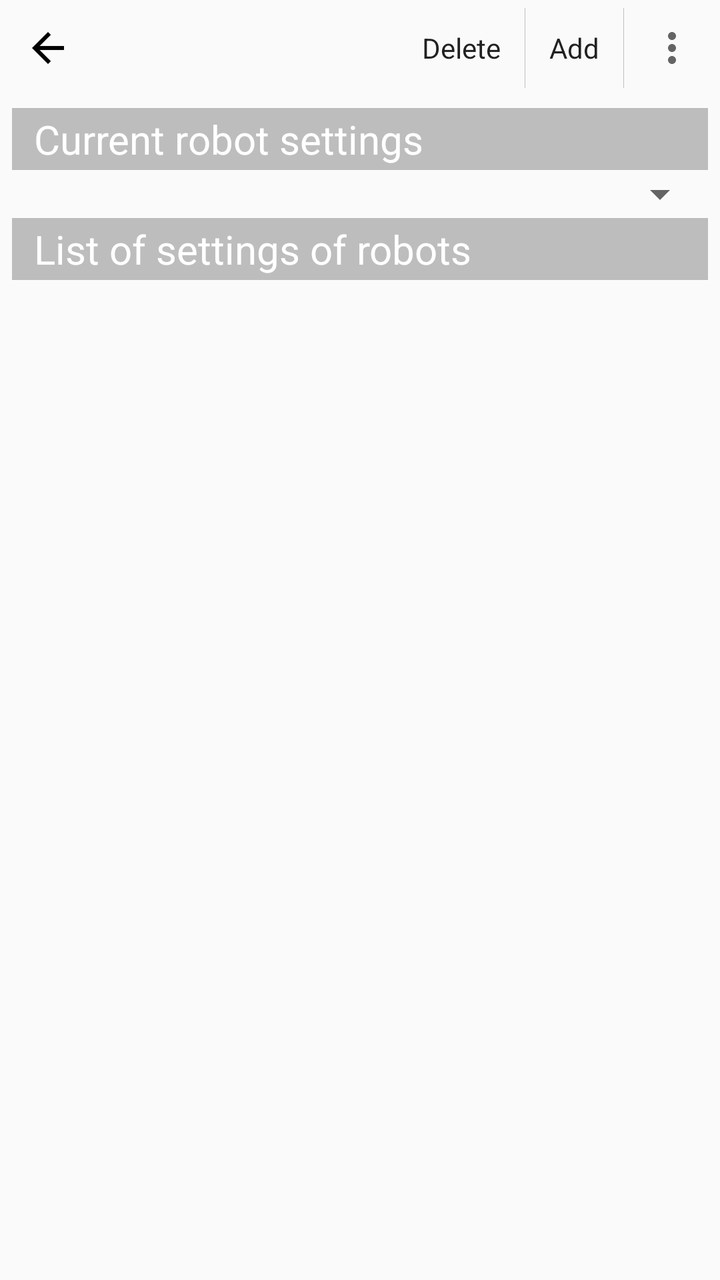
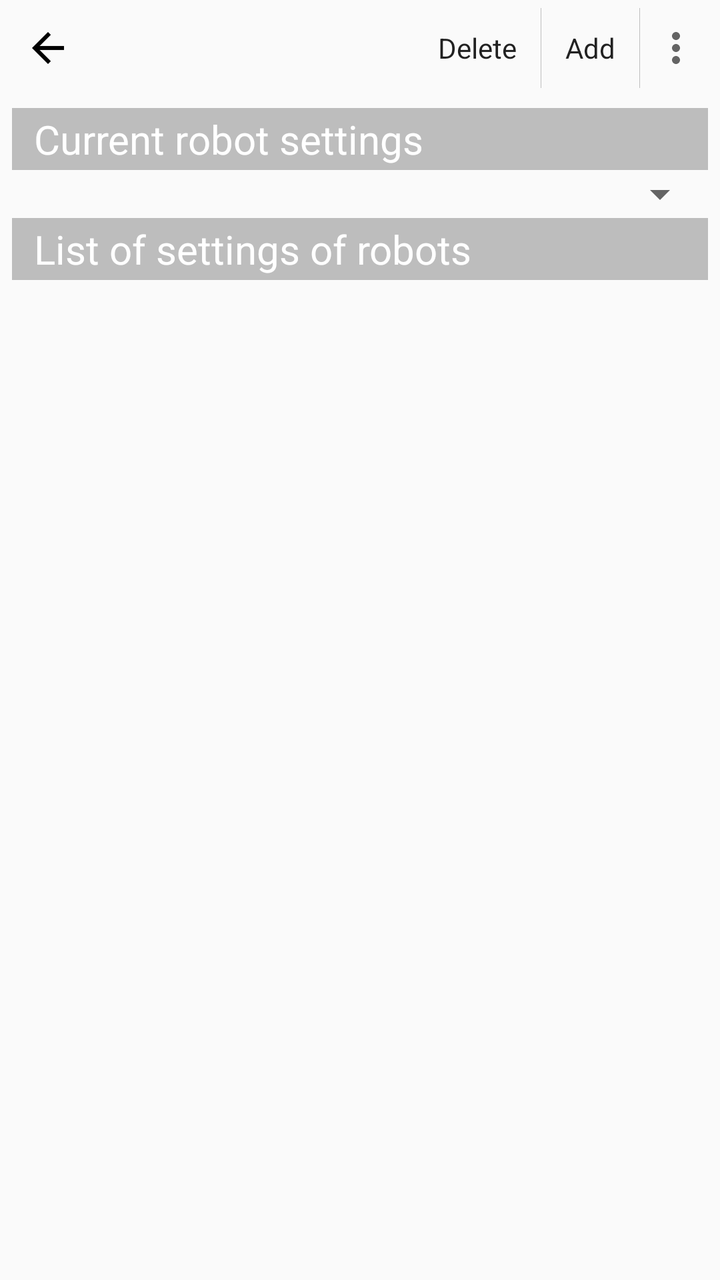

An Android layout rendered at two revisions. The XML below is the earlier revision; the diff shows what the commit changed to produce the second picture.
<!-- AndroidManifest.xml: application theme AppTheme -->
<!-- res/layout/activity_robot_settings_list.xml -->
<LinearLayout xmlns:android="http://schemas.android.com/apk/res/android"
    xmlns:tools="http://schemas.android.com/tools"
    android:layout_width="fill_parent"
    android:layout_height="fill_parent"
    tools:context="ru.proghouse.robocam.RobotSettingsListActivity"
    android:orientation="vertical"
    android:id="@+id/robot_settings_list_main_layout">

    <LinearLayout
        android:orientation="horizontal"
        android:layout_width="match_parent"
        android:layout_height="wrap_content"
        style="@style/Widget.AppCompat.ActionBar"
        android:baselineAligned="false"
        android:weightSum="1"
        android:measureWithLargestChild="false">

        <LinearLayout
            android:orientation="horizontal"
            android:layout_width="wrap_content"
            android:layout_height="wrap_content"
            style="@style/Widget.AppCompat.ActionBar"
            android:baselineAligned="false">

            <ImageButton
                android:layout_width="wrap_content"
                android:layout_height="wrap_content"
                android:id="@+id/imageButtonBack"
                android:src="@drawable/back"
                style="@style/Widget.AppCompat.ActionButton"
                android:onClick="onCancelButtonClick" />
        </LinearLayout>

        <LinearLayout
            android:orientation="horizontal"
            android:layout_width="0dp"
            android:layout_height="wrap_content"
            style="@style/Widget.AppCompat.ActionBar"
            android:baselineAligned="false"
            android:layout_weight="1"
            android:gravity="right">

            <Button
                style="@style/Widget.AppCompat.ActionButton"
                android:layout_width="wrap_content"
                android:layout_height="wrap_content"
                android:text="@string/delete"
                android:id="@+id/buttonDelete"
                android:focusable="false" />

            <ImageView
                android:layout_width="wrap_content"
                android:layout_height="match_parent"
                android:id="@+id/imageView10"
                android:layout_gravity="center_horizontal"
                android:src="@drawable/spacer_small"
                android:paddingTop="4dp"
                android:paddingBottom="4dp" />

            <Button
                style="@style/Widget.AppCompat.ActionButton"
                android:layout_width="wrap_content"
                android:layout_height="wrap_content"
                android:text="@string/add"
                android:id="@+id/buttonAdd"
                android:focusable="false" />

            <ImageView
                android:layout_width="wrap_content"
                android:layout_height="match_parent"
                android:id="@+id/imageView11"
                android:layout_gravity="center_horizontal"
                android:src="@drawable/spacer_small"
                android:paddingTop="4dp"
                android:paddingBottom="4dp" />

            <ImageButton
                style="@style/Widget.AppCompat.ActionButton"
                android:layout_width="wrap_content"
                android:layout_height="wrap_content"
                android:id="@+id/buttonOverflow"
                android:src="@drawable/overflow" />

        </LinearLayout>
    </LinearLayout>

        <LinearLayout
            android:orientation="vertical"
            android:layout_width="match_parent"
            android:layout_height="wrap_content"
            android:padding="6dp">

            <LinearLayout
                android:orientation="vertical"
                android:layout_width="match_parent"
                android:layout_height="wrap_content"
                android:background="#e90000"
                android:layout_marginBottom="7dp"
                android:id="@+id/linearLayoutSubsWarning"
                android:visibility="gone">

                <TextView
                    android:text="@string/using_of_the_settings_is_not_available_without_a_subscription"
                    android:id="@+id/textViewSubsWarning"
                    android:layout_width="match_parent"
                    android:layout_height="wrap_content"
                    android:textSize="19dp"
                    android:background="#e90000"
                    android:textColor="#ffffff"
                    android:paddingLeft="11dp"
                    android:paddingTop="4dp"
                    android:paddingBottom="4dp"
                    android:paddingRight="11dp"
                    android:gravity="center" />

                <LinearLayout
                    android:orientation="horizontal"
                    android:layout_width="match_parent"
                    android:layout_height="match_parent"
                    android:gravity="center">

                    <Button
                        style="?android:attr/buttonStyleSmall"
                        android:layout_width="wrap_content"
                        android:layout_height="wrap_content"
                        android:text="@string/view_subscriptions"
                        android:id="@+id/button3" />

                    <Button
                        style="?android:attr/buttonStyleSmall"
                        android:layout_width="wrap_content"
                        android:layout_height="wrap_content"
                        android:text="@string/hide"
                        android:id="@+id/button4"
                        android:onClick="onHideSubsButtonClick" />
                </LinearLayout>

            </LinearLayout>

            <TextView
                style="@style/SettingsSectionTitle"
                android:text="@string/current_robot_settings"
                android:id="@+id/textView3" />

            <Spinner
                android:layout_width="match_parent"
                android:layout_height="wrap_content"
                android:id="@+id/spinnerCurrentRobotSettings"
                android:visibility="visible"
                android:spinnerMode="dialog"
                android:focusable="false" />

            <TextView
                style="@style/SettingsSectionTitle"
                android:text="@string/robot_settings_list"
                android:id="@+id/textView" />

            <ListView
            android:layout_width="match_parent"
            android:layout_height="wrap_content"
            android:id="@+id/settingsListView"
            android:layout_gravity="center_horizontal" />
        </LinearLayout>

</LinearLayout>
<!-- resources referenced by this layout -->
<resources>
  <!-- drawable back: png bitmap (drawable-hdpi, 419 bytes) -->
  <!-- drawable overflow (drawable) -->
  <?xml version="1.0" encoding="utf-8"?>
  <vector xmlns:android="http://schemas.android.com/apk/res/android"
      android:width="24dp"
      android:height="24dp"
      android:viewportWidth="24.0"
      android:viewportHeight="24.0"
      android:tint="?attr/colorControlNormal">
      <path
          android:pathData="M12,8c1.1,0 2,-0.9 2,-2s-0.9,-2 -2,-2c-1.1,0 -2,0.9 -2,2S10.9,8 12,8zM12,10c-1.1,0 -2,0.9 -2,2s0.9,2 2,2c1.1,0 2,-0.9 2,-2S13.1,10 12,10zM12,16c-1.1,0 -2,0.9 -2,2s0.9,2 2,2c1.1,0 2,-0.9 2,-2S13.1,16 12,16z"
          android:fillColor="@android:color/white"/>
  </vector>
  <!-- drawable spacer_small (drawable) -->
  <?xml version="1.0" encoding="utf-8"?>
  
  <shape xmlns:android="http://schemas.android.com/apk/res/android" >
  
      <size android:height="1dp"/>
  
      <solid android:color="#90909090" />
  
  </shape>
  <string name="add">Add</string>
  <string name="current_robot_settings">Current robot settings</string>
  <string name="delete">Delete</string>
  <string name="hide">Hide</string>
  <string name="robot_settings_list">List of settings of robots</string>
  <string name="using_of_the_settings_is_not_available_without_a_subscription">Using of the settings is not available without a subscription!</string>
  <string name="view_subscriptions">View subscriptions</string>
  <style name="SettingsSectionTitle">
          <item name="android:layout_width">match_parent</item>
          <item name="android:layout_height">wrap_content</item>
          <item name="android:layout_gravity">center_horizontal</item>
          <item name="android:background">#90909090</item>
          <item name="android:paddingLeft">11dp</item>
          <item name="android:paddingRight">11dp</item>
          <item name="android:paddingTop">2dp</item>
          <item name="android:paddingBottom">2dp</item>
          <item name="android:textColor">#FFFFFF</item>
          <item name="android:textSize">20sp</item>
      </style>
  <style name="AppTheme" parent="Theme.AppCompat.Light.DarkActionBar">
          
          <item name="colorPrimary">@color/colorPrimary</item>
          <item name="colorPrimaryDark">@color/colorPrimaryDark</item>
          <item name="colorAccent">@color/colorAccent</item>
      </style>
  <color name="colorPrimary">#3F51B5</color>
  <color name="colorPrimaryDark">#303F9F</color>
  <color name="colorAccent">#FF4081</color>
</resources>

<!-- the commit's change to res/layout/activity_robot_settings_list.xml (unified diff, before → after) -->
@@ -75,11 +75,10 @@
                 android:paddingBottom="4dp" />
 
             <ImageButton
-                style="@style/Widget.AppCompat.ActionButton"
+                style="@style/Widget.AppCompat.ActionButton.Overflow"
                 android:layout_width="wrap_content"
                 android:layout_height="wrap_content"
-                android:id="@+id/buttonOverflow"
-                android:src="@drawable/overflow" />
+                android:id="@+id/buttonOverflow" />
 
         </LinearLayout>
     </LinearLayout>
<!-- resource entries referenced after the edit -->
@@ -1,18 +1,6 @@
 <!-- resources referenced by this layout -->
 <resources>
   <!-- drawable back: png bitmap (drawable-hdpi, 419 bytes) -->
-  <!-- drawable overflow (drawable) -->
-  <?xml version="1.0" encoding="utf-8"?>
-  <vector xmlns:android="http://schemas.android.com/apk/res/android"
-      android:width="24dp"
-      android:height="24dp"
-      android:viewportWidth="24.0"
-      android:viewportHeight="24.0"
-      android:tint="?attr/colorControlNormal">
-      <path
-          android:pathData="M12,8c1.1,0 2,-0.9 2,-2s-0.9,-2 -2,-2c-1.1,0 -2,0.9 -2,2S10.9,8 12,8zM12,10c-1.1,0 -2,0.9 -2,2s0.9,2 2,2c1.1,0 2,-0.9 2,-2S13.1,10 12,10zM12,16c-1.1,0 -2,0.9 -2,2s0.9,2 2,2c1.1,0 2,-0.9 2,-2S13.1,16 12,16z"
-          android:fillColor="@android:color/white"/>
-  </vector>
   <!-- drawable spacer_small (drawable) -->
   <?xml version="1.0" encoding="utf-8"?>
   
